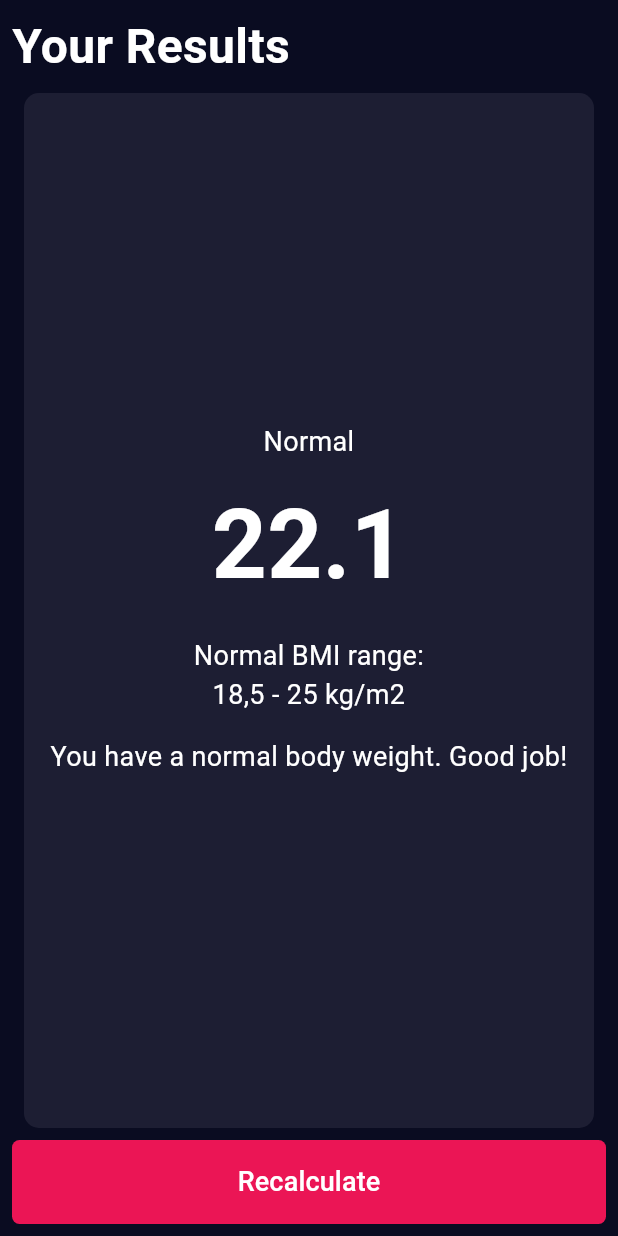
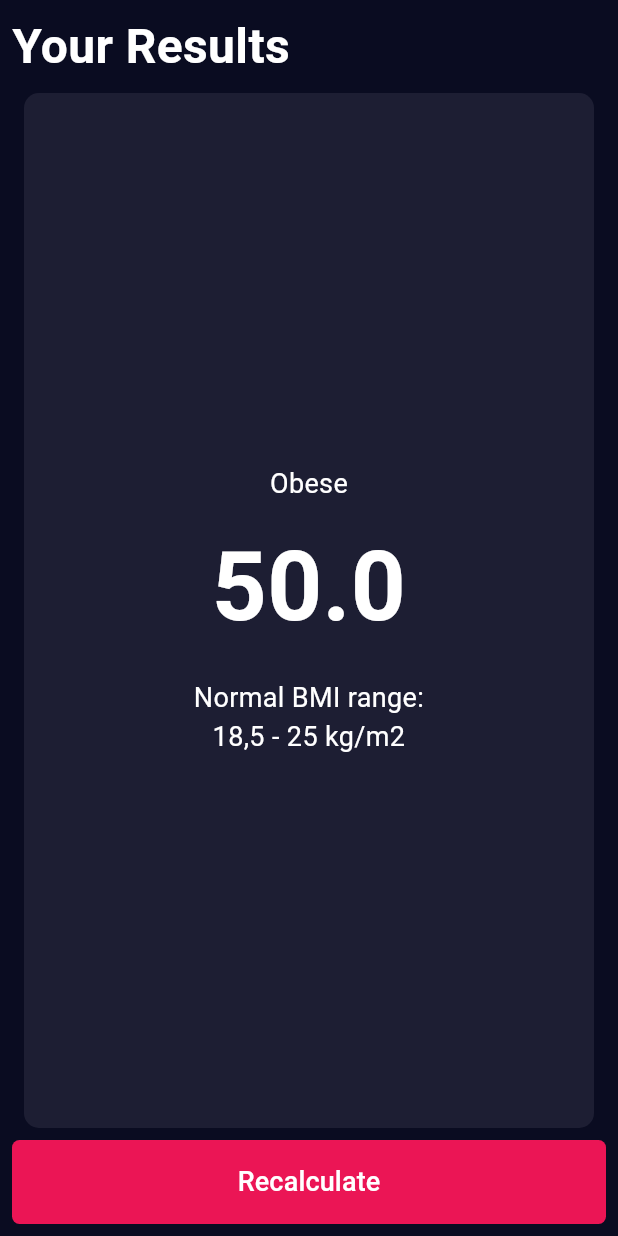
Before and after one commit to Isagani-lapira/BMI_calculator_flutter, a Flutter app: the screen it shows after launch, after a tap on "Calculate", on a phone screen of 412 x 824 dp. Run offline on Flutter 3.47's test engine with Material 3 defaults, Android fonts, the phone set to English and light mode, and no system bars.

Commit message:
Add: BMI result data

```diff
--- /dev/null
+++ b/lib/components/calculator_brain.dart
@@ -0,0 +1,25 @@
+import 'dart:math';
+
+class CalculatorBrain {
+  final int height;
+  final int weight;
+
+  const CalculatorBrain({required this.height, required this.weight});
+
+  double calculateBMI() => weight / (pow((height / 100), 2));
+
+  String bmiStatus() {
+    String status;
+    double bmi = calculateBMI();
+
+    if (bmi < 18.5) {
+      status = 'Underweight';
+    } else if (bmi >= 18.5 && bmi < 25) {
+      status = 'Normal';
+    } else {
+      status = bmi >= 25 && bmi < 30 ? 'Overweight' : 'Obese';
+    }
+
+    return status;
+  }
+}
--- a/lib/components/home_page.dart
+++ b/lib/components/home_page.dart
@@ -1,3 +1,4 @@
+import 'package:bmi_app/components/calculator_brain.dart';
 import 'package:bmi_app/components/cirular_button.dart';
 import 'package:bmi_app/components/constants.dart';
 import 'package:bmi_app/components/gender.dart';
@@ -167,9 +168,18 @@ class _HomePageState extends State<HomePage> {
                     backgroundColor: const Color(0xFFEB1555),
                   ),
                   onPressed: () {
+                    CalculatorBrain calc = CalculatorBrain(
+                        height: _currentSliderValue.toInt(),
+                        weight: _currentWeight);
+
+                    double results = calc.calculateBMI();
+                    String status = calc.bmiStatus();
                     Navigator.push(context,
                         MaterialPageRoute(builder: (context) {
-                      return const ResultPage();
+                      return ResultPage(
+                        bmiResults: results,
+                        bmiStatus: status,
+                      );
                     }));
                   },
                   child: const Text(
--- a/lib/components/results_page.dart
+++ b/lib/components/results_page.dart
@@ -3,7 +3,10 @@ import 'package:bmi_app/components/reusable_card.dart';
 import 'package:flutter/material.dart';
 
 class ResultPage extends StatelessWidget {
-  const ResultPage({super.key});
+  final double bmiResults;
+  final String bmiStatus;
+  const ResultPage(
+      {super.key, required this.bmiResults, required this.bmiStatus});
 
   @override
   Widget build(BuildContext context) {
@@ -21,7 +24,7 @@ class ResultPage extends StatelessWidget {
                   fontWeight: FontWeight.bold,
                 ),
               ),
-              const Expanded(
+              Expanded(
                 child: ReusableCard(
                   color: kInactiveColor,
                   child: Column(
@@ -30,32 +33,26 @@ class ResultPage extends StatelessWidget {
                     children: [
                       // status
                       Text(
-                        'Normal',
+                        bmiStatus,
                         textAlign: TextAlign.center,
                       ),
-                      SizedBox(height: 10.0),
+                      const SizedBox(height: 10.0),
                       // results
                       Text(
-                        '22.1',
-                        style: TextStyle(
+                        bmiResults.toStringAsFixed(1),
+                        style: const TextStyle(
                             fontSize: 64.0, fontWeight: FontWeight.bold),
                         textAlign: TextAlign.center,
                       ),
-                      SizedBox(height: 15.0),
-                      Text(
+                      const SizedBox(height: 15.0),
+                      const Text(
                         'Normal BMI range:',
                         textAlign: TextAlign.center,
                       ),
-                      Text(
+                      const Text(
                         '18,5 - 25 kg/m2',
                         textAlign: TextAlign.center,
                       ),
-                      SizedBox(height: 15.0),
-                      Text(
-                        'You have a normal body weight. Good job!',
-                        textAlign: TextAlign.center,
-                      ),
-                      SizedBox(height: 15.0),
                     ],
                   ),
                 ),
--- a/lib/main.dart
+++ b/lib/main.dart
@@ -1,5 +1,4 @@
 import 'package:bmi_app/components/home_page.dart';
-import 'package:bmi_app/components/results_page.dart';
 import 'package:flutter/material.dart';
 
 void main() => runApp(const BMICalulator());
@@ -20,7 +19,6 @@ class BMICalulator extends StatelessWidget {
       initialRoute: '/home',
       routes: {
         '/home': (context) => const HomePage(),
-        '/result': (context) => const ResultPage()
       },
     );
   }
```
